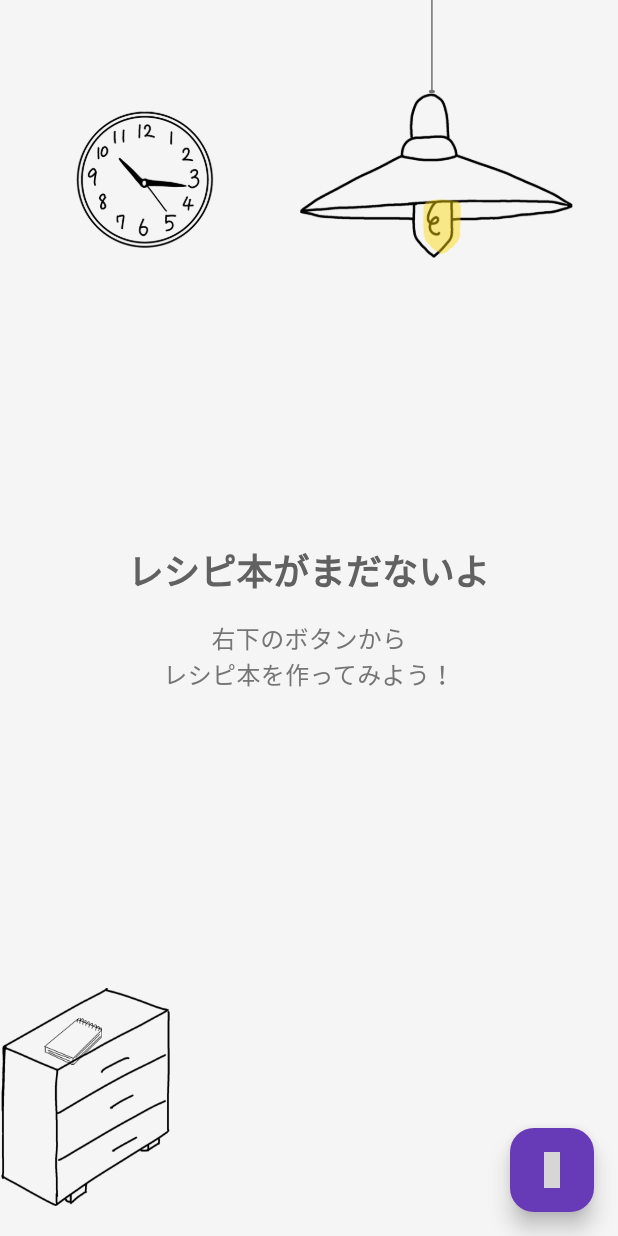
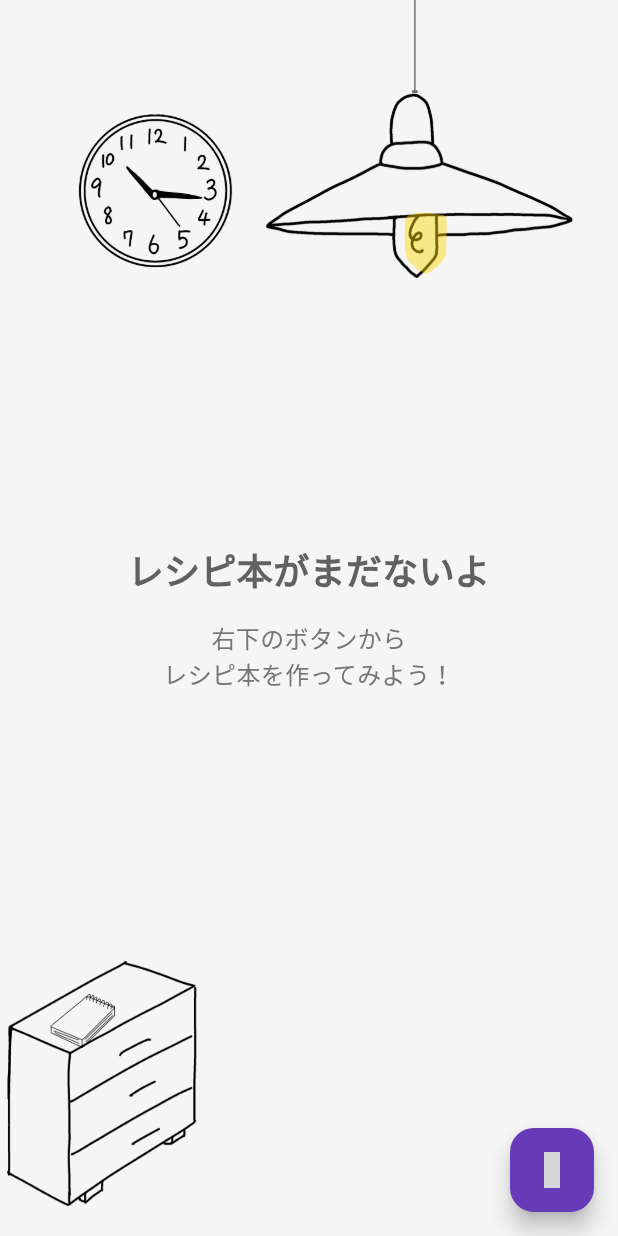
Before and after one commit to rai03k/tegaki-recipe, a Flutter app: the screen it shows after launch, on a phone screen of 412 x 824 dp. Run offline on Flutter 3.47's test engine with Material 3 defaults, Android fonts, the phone set to English and light mode, and no system bars; our stand-ins replace drift, drift_flutter, flutter_riverpod, freezed_annotation, go_router, hugeicons and 5 more; accounts and stored records are empty; generated files the repository leaves out were written again; Roboto replaces fonts that are missing (ArmedLemon); grey boxes are pictures that could not be loaded.

Commit message:
高さベースのレスポンシブサイズシステムを追加・適用
新しいextension追加:
- HeightBasedResponsiveSize extension を追加
- .hfpu(context): Height-first Proportional Unit（高さベース）
- .hfpuClamped(context): 最小・最大値制限付き高さベース
- 基準サイズをiPhone SE（667px高さ）に設定

家具サイズを高さベースに変更:
- メモ帳: 50.hfpu(context)
- 棚: 120.hfpu(context)
- ランプ: 100.hfpu(context)
- 時計: 100.hfpu(context) & 110.hfpu(context)

高さベースの方が画面の縦横比に関係なく一貫したサイズ感を提供

```diff
--- a/lib/views/home_screen.dart
+++ b/lib/views/home_screen.dart
@@ -325,8 +325,8 @@ class _HomeScreenState extends ConsumerState<HomeScreen> {
               onTap: onThemeToggle,
               child: Builder(
                 builder: (context) {
-                  // レスポンシブサイズでランプサイズを計算
-                  final lampSize = 100.wpu(context); // 横幅ベースで100px相当
+                  // レスポンシブサイズでランプサイズを計算（高さベース）
+                  final lampSize = 100.hfpu(context); // 高さベースで100px相当
 
                   return SizedBox(
                     height: lampSize,
@@ -402,12 +402,12 @@ class _HomeScreenState extends ConsumerState<HomeScreen> {
         return GestureDetector(
           onTap: () => context.push('/timer'),
           child: SizedBox(
-            height: 110.wpu(context), // レスポンシブサイズでタイマー表示のための余裕を追加
+            height: 110.hfpu(context), // 高さベースレスポンシブサイズでタイマー表示のための余裕を追加
             child: Stack(
               alignment: Alignment.center,
               children: [
                 SizedBox(
-                  height: 100.wpu(context), // レスポンシブサイズで時計サイズ
+                  height: 100.hfpu(context), // 高さベースレスポンシブサイズで時計サイズ
                   child: ColorFiltered(
                     colorFilter:
                         isDarkMode
@@ -475,9 +475,9 @@ class _HomeScreenState extends ConsumerState<HomeScreen> {
   Widget _buildFurnitureWidgets(bool isDarkMode) {
     return Builder(
       builder: (context) {
-        // レスポンシブサイズで家具サイズを計算
-        final memoSize = 50.wpu(context); // 横幅ベースで50px相当
-        final shelfSize = 120.wpu(context); // 横幅ベースで120px相当
+        // レスポンシブサイズで家具サイズを計算（高さベース）
+        final memoSize = 50.hfpu(context); // 高さベースで50px相当
+        final shelfSize = 120.hfpu(context); // 高さベースで120px相当
 
         // Stackの全体サイズを計算（棚のサイズ + メモ帳の少しの余裕）
         final stackHeight = shelfSize * 1.3;
```
Also changed, not shown: lib/utils/responsive_size.dart (+27 -1 lines).
